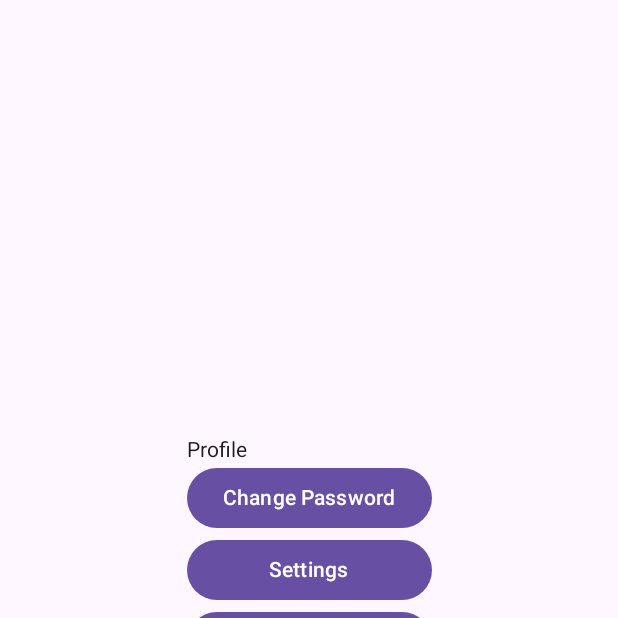
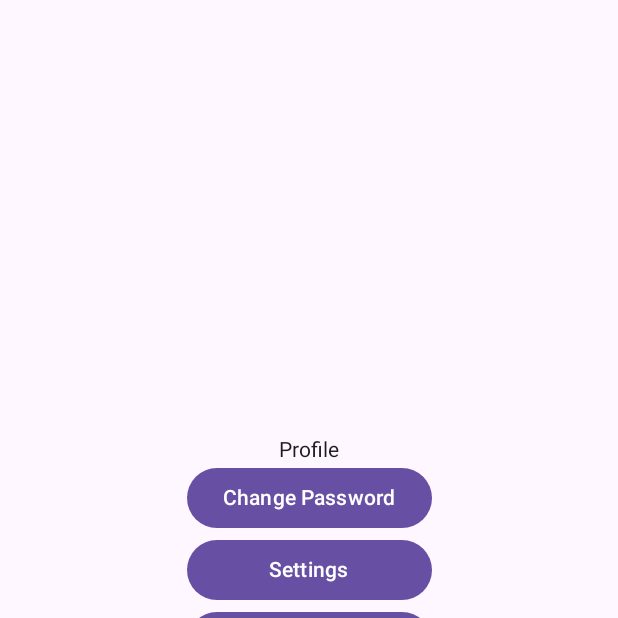
Before and after one commit to GaryKam/check-mate, an Android app built with Jetpack Compose: the profile screen opened through its navigation route, on a phone screen of 412 x 824 dp, the top half of it. Run offline under Robolectric (Android 15) with nearby library versions, the phone set to English and light mode, and no system bars; our stand-ins replace Firebase (no records; nobody signed in at launch, a user with empty details on screens opened directly).

Commit message:
Refactor profile screen

```diff
--- a/app/src/main/java/com/oukschub/checkmate/ui/screen/Profile.kt
+++ b/app/src/main/java/com/oukschub/checkmate/ui/screen/Profile.kt
@@ -1,5 +1,6 @@
 package com.oukschub.checkmate.ui.screen
 
+import androidx.compose.foundation.layout.Arrangement
 import androidx.compose.foundation.layout.Column
 import androidx.compose.foundation.layout.IntrinsicSize
 import androidx.compose.foundation.layout.fillMaxSize
@@ -9,6 +10,7 @@ import androidx.compose.foundation.layout.wrapContentSize
 import androidx.compose.material3.Button
 import androidx.compose.material3.Text
 import androidx.compose.runtime.Composable
+import androidx.compose.ui.Alignment
 import androidx.compose.ui.Modifier
 import androidx.compose.ui.platform.LocalContext
 import com.google.firebase.auth.FirebaseAuth
@@ -27,28 +29,33 @@ fun Profile(
         onNavigateToProfile = { /*TO-DO*/ }
     ) {
         Column(
-            modifier = Modifier
-                .fillMaxSize()
-                .wrapContentSize()
+            modifier = Modifier.fillMaxSize(),
+            verticalArrangement = Arrangement.Center,
+            horizontalAlignment = Alignment.CenterHorizontally
         ) {
             val context = LocalContext.current
+
             Text(text = "Profile")
+
             Column(
-                modifier = Modifier.width(intrinsicSize = IntrinsicSize.Max)
+                modifier = Modifier
+                    .width(intrinsicSize = IntrinsicSize.Max)
+                    .wrapContentSize()
             ) {
                 Button(
                     onClick = { /*TODO*/ },
                     modifier = Modifier.fillMaxWidth()
-                )
-                {
+                ) {
                     Text(text = "Change Password")
                 }
+
                 Button(
                     onClick = { /*TODO*/ },
                     modifier = Modifier.fillMaxWidth()
                 ) {
                     Text(text = "Settings")
                 }
+
                 Button(
                     onClick = {
                         FirebaseAuth.getInstance().signOut()
@@ -59,7 +66,6 @@ fun Profile(
                     Text(text = "Sign Out")
                 }
             }
-
         }
     }
 }
```
